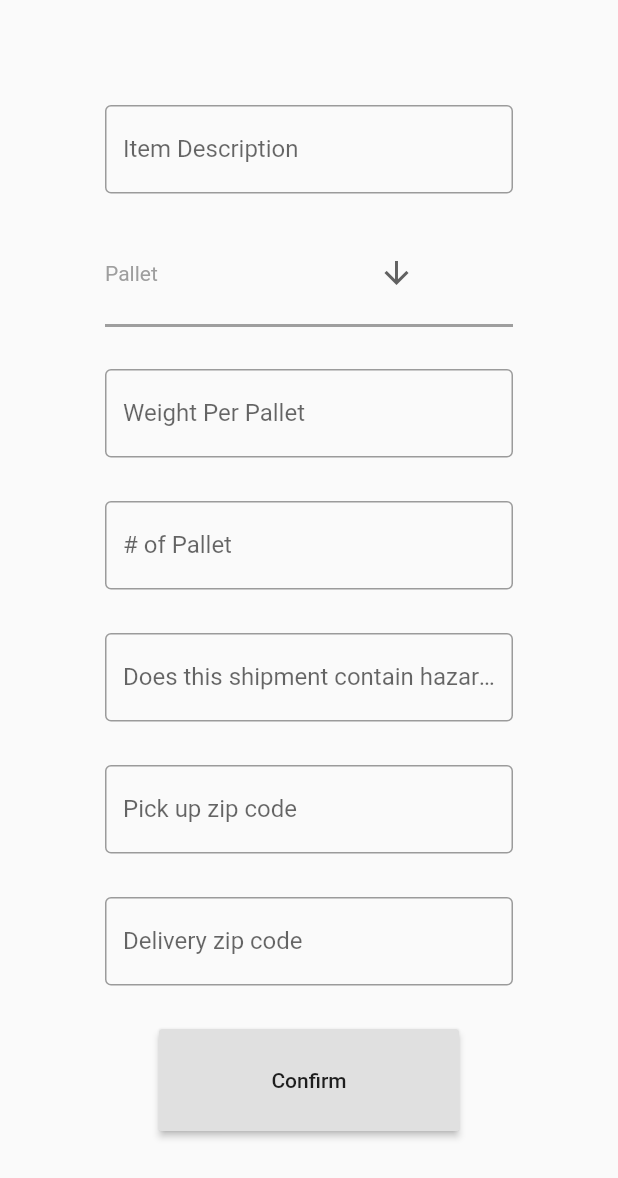
After one commit to LBF-2004/smart_transportation_UI, a Flutter app: the portpage screen opened directly, on a phone screen of 412 x 824 dp. The commit adds this screen. Shown: the top 1178 px of the screen. Run offline on Flutter 3.47's test engine with Material 2 defaults, Android fonts, the phone set to English and light mode, and no system bars; network calls fail.

Commit message:
Port Page
a new port page

```diff
--- a/lib/HomePage.dart
+++ b/lib/HomePage.dart
@@ -1,24 +1,16 @@
 import 'QuotePage.dart';
 import 'MyAccount.dart';
+import 'PortPage.dart';
 
 /// Flutter code sample for BottomNavigationBar
 
-// This example shows a [BottomNavigationBar] as it is used within a [Scaffold]
-// widget. The [BottomNavigationBar] has three [BottomNavigationBarItem]
-// widgets, which means it defaults to [BottomNavigationBarType.fixed], and
-// the [currentIndex] is set to index 0. The selected item is
-// amber. The `_onItemTapped` function changes the selected item's index
-// and displays a corresponding message in the center of the [Scaffold].
-
 import 'package:flutter/material.dart';
-
 
 /// This is the main application widget.
 
-
 /// This is the stateful widget that the main application instantiates.
 class HomePage extends StatefulWidget {
- // HomePage({Key? key}) : super(key: key);
+  // HomePage({Key? key}) : super(key: key);
 
   @override
   _HomePageState createState() => _HomePageState();
@@ -28,14 +20,8 @@ class HomePage extends StatefulWidget {
 class _HomePageState extends State<HomePage> {
   int _selectedIndex = 0;
   static const TextStyle optionStyle =
-  TextStyle(fontSize: 30, fontWeight: FontWeight.bold);
-  static List<Widget> _widgetOptions = <Widget>[
-    quotepage(
-    ),
-    myaccount(
-    )
-
-  ];
+      TextStyle(fontSize: 30, fontWeight: FontWeight.bold);
+  static List<Widget> _widgetOptions = <Widget>[quotepage(), myaccount(),portpage()];
 
   void _onItemTapped(int index) {
     setState(() {
@@ -48,6 +34,7 @@ class _HomePageState extends State<HomePage> {
     return Scaffold(
       appBar: AppBar(
         title: Text('Quote Page'),
+        backgroundColor: Colors.grey,
       ),
       body: Center(
         child: _widgetOptions.elementAt(_selectedIndex),
@@ -59,9 +46,17 @@ class _HomePageState extends State<HomePage> {
             title: Text('Quote'),
           ),
           BottomNavigationBarItem(
-            icon: Icon(Icons.business,),
+            icon: Icon(
+              Icons.business,
+            ),
             title: Text('My'),
           ),
+          BottomNavigationBarItem(
+            icon: Icon(
+              Icons.business,
+            ),
+            title: Text('Port'),
+          )
         ],
         currentIndex: _selectedIndex,
         selectedItemColor: Colors.amber[800],
--- a/lib/MyAccount.dart
+++ b/lib/MyAccount.dart
@@ -7,7 +7,7 @@ class myaccount extends StatefulWidget {
 }
 
 class _myaccountState extends State<myaccount> {
-  final List<String> entries = <String>['A', 'B', 'C']; //define
+  final List<String> entries = <String>['Quote A', 'Quote B', 'Quote C']; //define
   final List<int> colorCodes = <int>[600, 500, 100]; //define
   @override
   Widget build(BuildContext context) {
--- /dev/null
+++ b/lib/PortPage.dart
@@ -0,0 +1,106 @@
+import 'package:flutter/material.dart';
+import 'PackageTypeDropDown.dart';
+import 'HomePage.dart';
+
+class portpage extends StatefulWidget {
+  @override
+  _portpageState createState() => _portpageState();
+}
+class _portpageState extends State<portpage> {
+  @override
+  Widget build(BuildContext context) {
+    return Scaffold(
+        body: Container(
+          padding: EdgeInsets.all(60),
+          child: Column(
+            children: <Widget>[
+              Expanded(
+                  flex: 12,
+                  child: Container(
+                    padding: EdgeInsets.all(10),
+                    child: TextField(
+                      decoration: InputDecoration(
+                          border: OutlineInputBorder(),
+                          labelText: "Item Description"),
+                    ),
+                  )),
+              Expanded(
+                  flex: 12,
+                  child: Container(
+                      padding: EdgeInsets.all(10),
+                      width: 300,
+                      child: packagetypedropdown()
+                  )),
+              Expanded(
+                  flex: 12,
+                  child: Container(
+                    padding: EdgeInsets.all(10),
+                    child: TextField(
+                      decoration: InputDecoration(
+                        border: OutlineInputBorder(),
+                        labelText: "Weight Per Pallet",
+                      ),
+                    ),
+                  )),
+              Expanded(
+                  flex: 12,
+                  child: Container(
+                    padding: EdgeInsets.all(10),
+                    child: TextField(
+                      decoration: InputDecoration(
+                          border: OutlineInputBorder(), labelText: "# of Pallet"),
+                    ),
+                  )),
+              Expanded(
+                  flex: 12,
+                  child: Container(
+                    padding: EdgeInsets.all(10),
+                    child: TextField(
+                      decoration: InputDecoration(
+                          border: OutlineInputBorder(),
+                          labelText: "Does this shipment contain hazardous items?"),
+                    ),
+                  )),
+              Expanded(
+                  flex: 12,
+                  child: Container(
+                    padding: EdgeInsets.all(10),
+                    child: TextField(
+                      decoration: InputDecoration(
+                          border: OutlineInputBorder(),
+                          labelText: "Pick up zip code"),
+                    ),
+                  )),
+              Expanded(
+                  flex: 12,
+                  child: Container(
+                    padding: EdgeInsets.all(10),
+                    child: TextField(
+                      decoration: InputDecoration(
+                          border: OutlineInputBorder(),
+                          labelText: "Delivery zip code"),
+                    ),
+                  )),
+              Expanded(
+                flex: 12,
+                child: Container(
+                    padding: EdgeInsets.all(10),
+                    child: SizedBox(
+                      width: 200,
+                      height: 200,
+                      child: RaisedButton(
+                        child: Text("Confirm"),
+                        onPressed: () {
+                          Navigator.push(
+                              context,
+                              MaterialPageRoute(
+                                  builder: (context) => HomePage()));
+                        },
+                      ),
+                    )),
+              ),
+            ],
+          ),
+        ));
+  }
+}
--- a/lib/QuotePage.dart
+++ b/lib/QuotePage.dart
@@ -1,5 +1,6 @@
 import 'package:flutter/material.dart';
 import 'PackageTypeDropDown.dart';
+import 'HomePage.dart';
 
 class quotepage extends StatefulWidget {
   @override
@@ -89,12 +90,12 @@ class _quotepageState extends State<quotepage> {
                   height: 200,
                   child: RaisedButton(
                     child: Text("Confirm"),
-                /*   onPressed: () {
+                  onPressed: () {
                       Navigator.push(
                           context,
                           MaterialPageRoute(
-                              builder: (context) => ()));
-                    },*/
+                              builder: (context) => HomePage()));
+                    },
                   ),
                 )),
           ),
--- a/lib/SignUp.dart
+++ b/lib/SignUp.dart
@@ -1,6 +1,6 @@
 import 'package:flutter/material.dart';
 import 'main.dart';
-
+import 'LogIn.dart';
 class signup extends StatefulWidget {
   @override
   _signupState createState() => _signupState();
@@ -127,7 +127,7 @@ class _signupState extends State<signup> {
                             child: RaisedButton(
                               child: Text("Confirm"),
                               onPressed: (){
-                                Navigator.push(context, MaterialPageRoute(builder:(context) => LogoScreen()));
+                                Navigator.push(context, MaterialPageRoute(builder:(context) => login()));
                               },
                             ),
                           )
```
Also changed, not shown: pubspec.lock, 2 other files.
